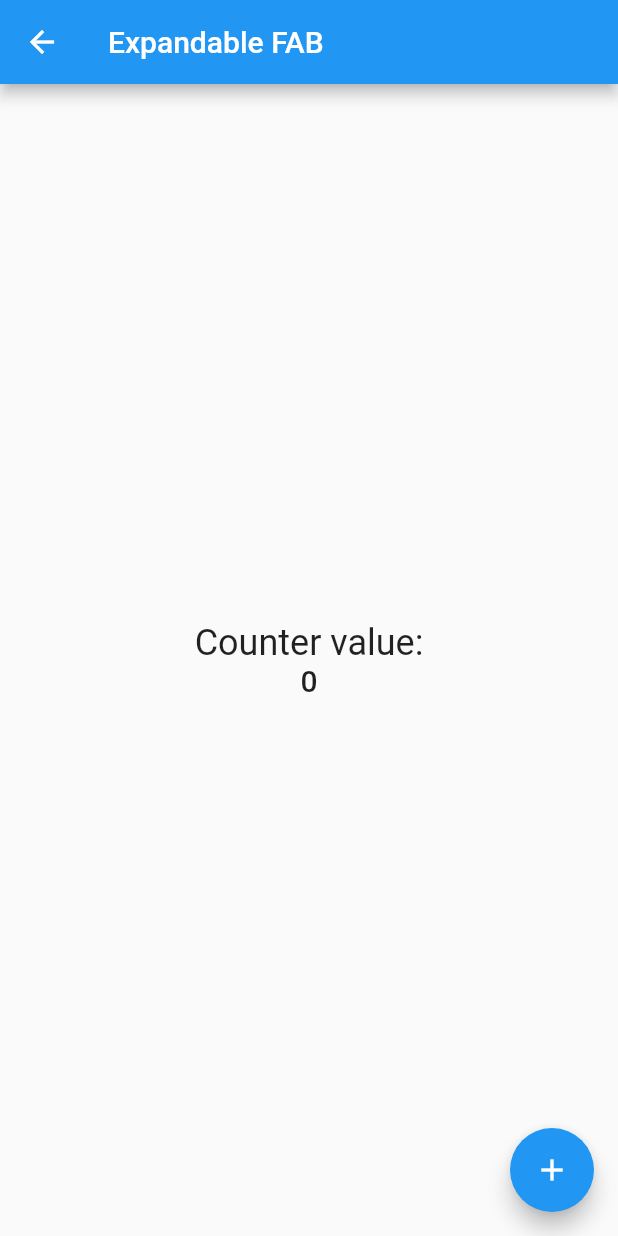
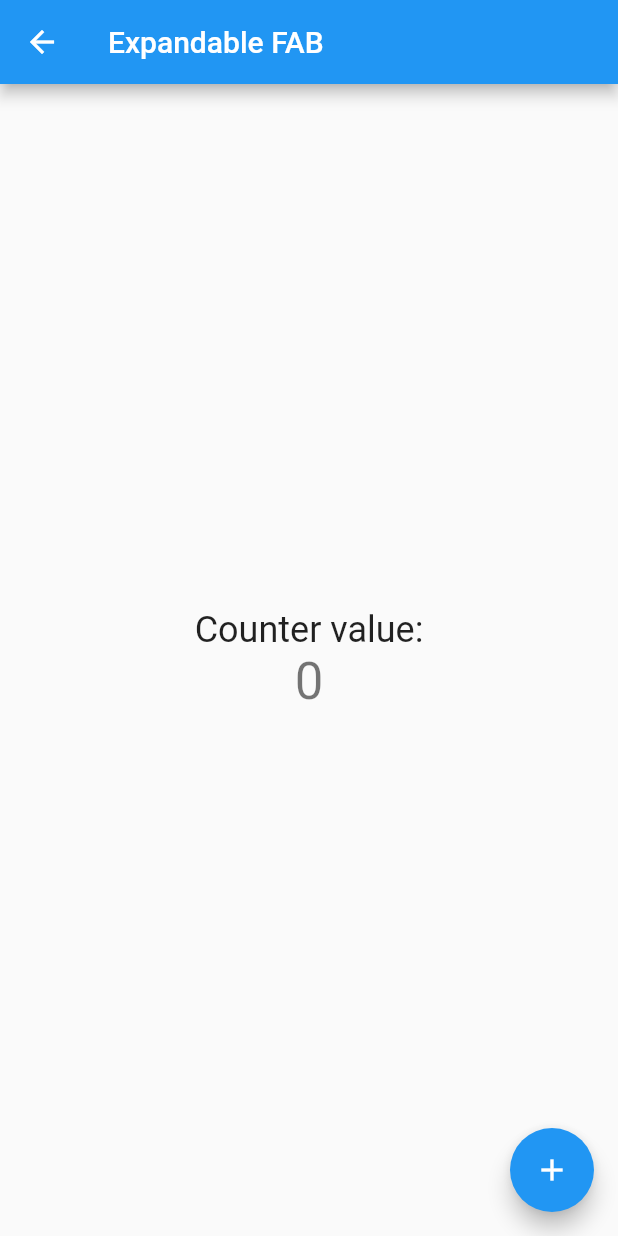
Before and after one commit to manuelperez96/animation_library, a Flutter app: the ExpandableFabPage screen opened directly, on a phone screen of 412 x 824 dp. Run offline on Flutter 3.47's test engine with Material 2 defaults, Android fonts, the phone set to English and light mode, and no system bars.

Commit message:
Fix dart analysis warnings

```diff
--- a/lib/expandable_fab/view/expandable_fab_page.dart
+++ b/lib/expandable_fab/view/expandable_fab_page.dart
@@ -21,11 +21,11 @@ class _ExpandableFabPageState extends State<ExpandableFabPage> {
           children: [
             Text(
               'Counter value:',
-              style: Theme.of(context).textTheme.headline5,
+              style: Theme.of(context).textTheme.headlineSmall,
             ),
             Text(
               _counter.toString(),
-              style: Theme.of(context).textTheme.headline6,
+              style: Theme.of(context).textTheme.headlineMedium,
             ),
           ],
         ),
--- a/lib/expandable_searcher/view/expandable_searcher.dart
+++ b/lib/expandable_searcher/view/expandable_searcher.dart
@@ -114,7 +114,7 @@ class _ExpandableSearcherState extends State<ExpandableSearcher> {
                   color: Colors.brown,
                   borderRadius: BorderRadius.circular(50)
               ),
-              child: TextField(),
+              child: const TextField(),
             ),
           )
         ],
--- a/lib/skrinkable_card/view/shrinkable_card_page.dart
+++ b/lib/skrinkable_card/view/shrinkable_card_page.dart
@@ -90,10 +90,10 @@ class _ShrinkableCardViewState extends State<ShrinkableCardView> {
                             top: Radius.circular(20),
                           ),
                         ),
-                        child: SizedBox(
+                        child: const SizedBox(
                           height: 150,
                           child: Row(
-                            children: const <Widget>[
+                            children: <Widget>[
                               Expanded(
                                 child: FlutterLogo(
                                   size: 50,
```
